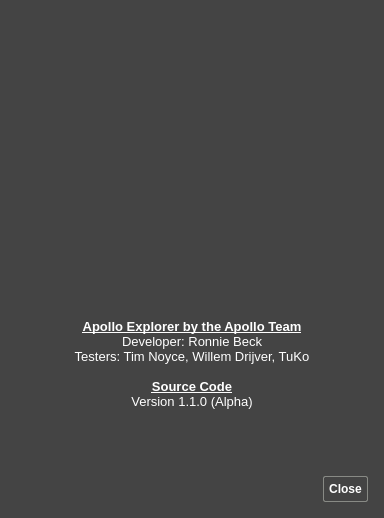
ronybeck/ApolloExplorer, file ApolloExplorerPC/aboutdialog.ui: the form before one commit.
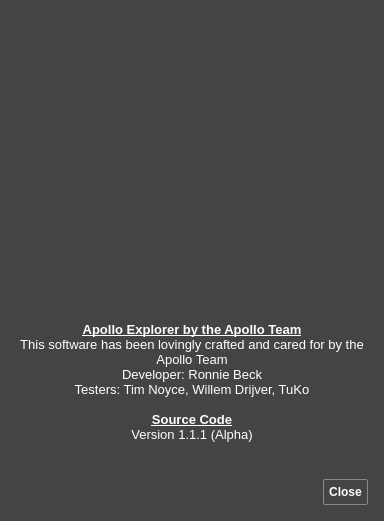
The form after the commit. Icons and pictures are not drawn.

Diff of the .ui file:
```diff
--- a/ApolloExplorerPC/aboutdialog.ui
+++ b/ApolloExplorerPC/aboutdialog.ui
@@ -7,7 +7,7 @@
     <x>0</x>
     <y>0</y>
     <width>384</width>
-    <height>518</height>
+    <height>521</height>
    </rect>
   </property>
   <property name="sizePolicy">
@@ -161,11 +161,12 @@
 li.checked::marker { content: &quot;\2612&quot;; }
 &lt;/style&gt;&lt;/head&gt;&lt;body style=&quot; font-family:'Comfortaa'; font-size:10pt; font-weight:700; font-style:normal;&quot;&gt;
 &lt;p align=&quot;center&quot; style=&quot; margin-top:0px; margin-bottom:0px; margin-left:0px; margin-right:0px; -qt-block-indent:0; text-indent:0px;&quot;&gt;&lt;span style=&quot; font-family:'Ubuntu'; text-decoration: underline;&quot;&gt;Apollo Explorer by the Apollo Team&lt;/span&gt;&lt;/p&gt;
+&lt;p align=&quot;center&quot; style=&quot; margin-top:0px; margin-bottom:0px; margin-left:0px; margin-right:0px; -qt-block-indent:0; text-indent:0px;&quot;&gt;&lt;span style=&quot; font-family:'Ubuntu'; font-weight:400;&quot;&gt;This software has been lovingly crafted and cared for by the Apollo Team&lt;/span&gt;&lt;/p&gt;
 &lt;p align=&quot;center&quot; style=&quot; margin-top:0px; margin-bottom:0px; margin-left:0px; margin-right:0px; -qt-block-indent:0; text-indent:0px;&quot;&gt;&lt;span style=&quot; font-family:'Ubuntu'; font-weight:400;&quot;&gt;Developer: Ronnie Beck&lt;/span&gt;&lt;/p&gt;
 &lt;p align=&quot;center&quot; style=&quot; margin-top:0px; margin-bottom:0px; margin-left:0px; margin-right:0px; -qt-block-indent:0; text-indent:0px;&quot;&gt;&lt;span style=&quot; font-family:'Ubuntu'; font-weight:400;&quot;&gt;Testers: Tim Noyce, Willem Drijver, TuKo&lt;/span&gt;&lt;/p&gt;
 &lt;p align=&quot;center&quot; style=&quot;-qt-paragraph-type:empty; margin-top:0px; margin-bottom:0px; margin-left:0px; margin-right:0px; -qt-block-indent:0; text-indent:0px; font-family:'Ubuntu'; font-weight:400;&quot;&gt;&lt;br /&gt;&lt;/p&gt;
 &lt;p align=&quot;center&quot; style=&quot; margin-top:0px; margin-bottom:0px; margin-left:0px; margin-right:0px; -qt-block-indent:0; text-indent:0px;&quot;&gt;&lt;a href=&quot;https://github.com/ronybeck/ApolloExplorer&quot;&gt;&lt;span style=&quot; text-decoration: underline; color:#ffffff;&quot;&gt;Source Code&lt;/span&gt;&lt;/a&gt;&lt;/p&gt;
-&lt;p align=&quot;center&quot; style=&quot; margin-top:0px; margin-bottom:0px; margin-left:0px; margin-right:0px; -qt-block-indent:0; text-indent:0px;&quot;&gt;&lt;span style=&quot; font-family:'Ubuntu'; font-weight:400;&quot;&gt;Version 1.1.0 (Alpha)&lt;/span&gt;&lt;/p&gt;&lt;/body&gt;&lt;/html&gt;</string>
+&lt;p align=&quot;center&quot; style=&quot; margin-top:0px; margin-bottom:0px; margin-left:0px; margin-right:0px; -qt-block-indent:0; text-indent:0px;&quot;&gt;&lt;span style=&quot; font-family:'Ubuntu'; font-weight:400;&quot;&gt;Version 1.1.1 (Alpha)&lt;/span&gt;&lt;/p&gt;&lt;/body&gt;&lt;/html&gt;</string>
      </property>
      <property name="openExternalLinks">
       <bool>true</bool>
```
Left out of the diff: 2 changed lines with no effect on the pictures.
